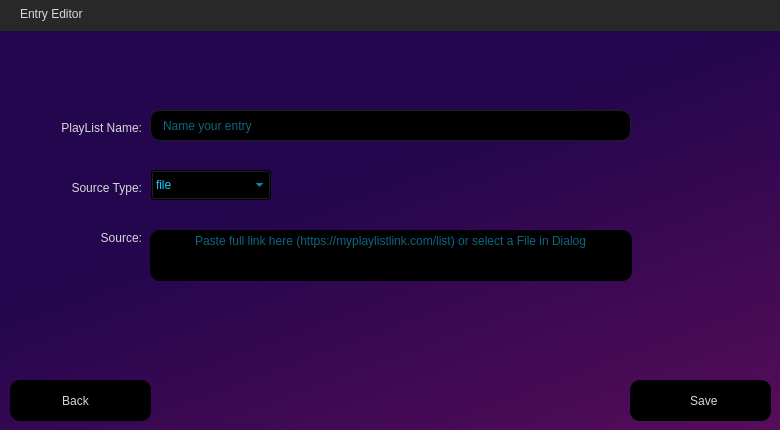
Qt form assets/EntryEditor.ui (ifreddyrod/SpyderPlayer) before a commit.
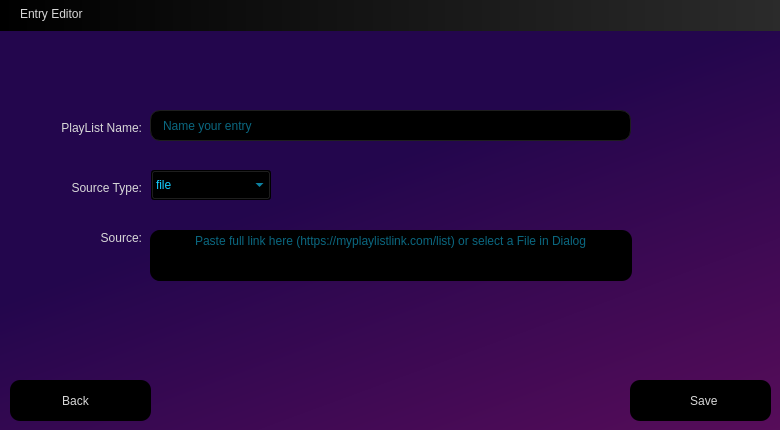
The same form after that commit. Icons and pictures are not drawn.

Diff of the .ui file:
```diff
--- a/assets/EntryEditor.ui
+++ b/assets/EntryEditor.ui
@@ -101,7 +101,9 @@
     </rect>
    </property>
    <property name="styleSheet">
-    <string notr="true">background-color: rgb(40, 40, 40);</string>
+    <string notr="true">/*background-color: rgb(40, 40, 40);*/
+
+background-color: qlineargradient(spread:pad, x1:0, y1:0, x2:1, y2:0, stop:0 rgba(0, 0, 0, 255), stop:1 rgba(43, 43, 43, 255));</string>
    </property>
    <widget class="QLabel" name="Titlebar_label">
     <property name="geometry">
@@ -112,6 +114,9 @@
       <height>21</height>
      </rect>
     </property>
+    <property name="styleSheet">
+     <string notr="true">background-color: transparent;</string>
+    </property>
     <property name="text">
      <string>Entry Editor</string>
     </property>
```
